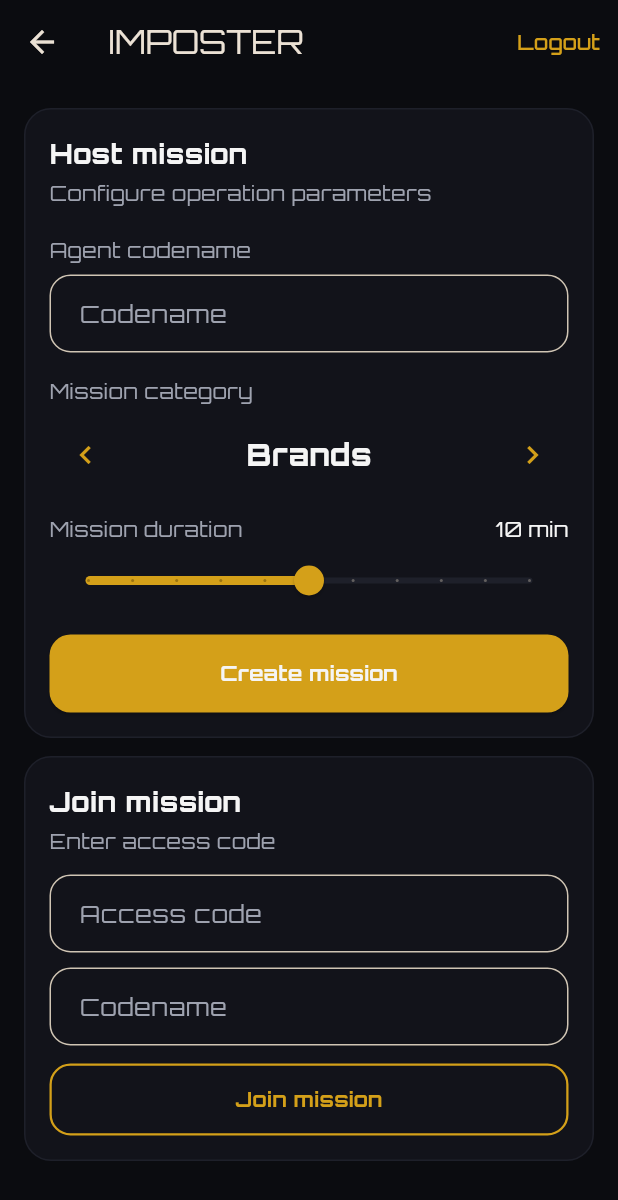
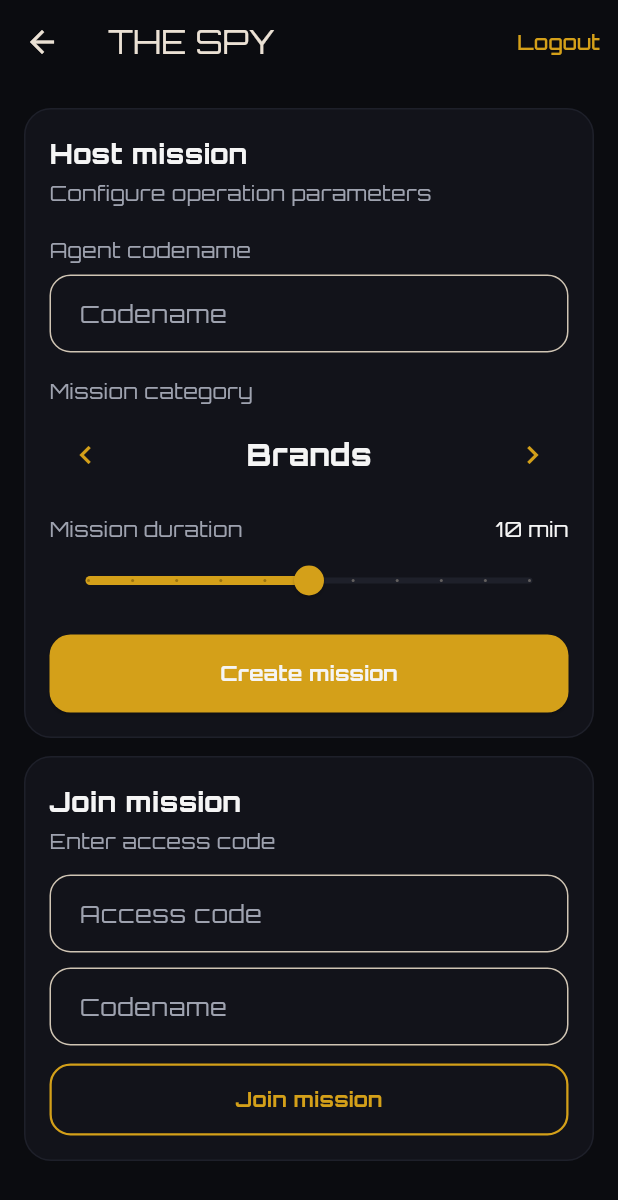
Before and after one commit to SlickEdgeMedia/codename-defector, a Flutter app: the MissionSetupScreen screen opened directly, after a tap on the "chevron left" icon, on a phone screen of 412 x 824 dp. Shown: the top 1200 px of the screen. Run offline on Flutter 3.47's test engine with Material 3 defaults, Android fonts, the phone set to English and light mode, and no system bars; our stand-ins replace dio, flutter_dotenv, google_fonts, shared_preferences, socket_io_client; accounts and stored records are empty.

Commit message:
feat: UI improvements - rebrand to 'The Spy' and fix nickname duplication
UI Changes:
- Renamed game title from 'Imposter' to 'The Spy'
- Replaced all UI-visible 'IMPOSTER' text with 'SPY'
- Updated branding across all screens (login, setup, game, results)

Nickname Fix:
- Pre-fill nickname fields from guest login or user account
- Eliminates duplicate nickname entry when creating/joining rooms
- Uses state.user?.name or state.guestNickname as default

Note: Code/database names remain unchanged (imposter, imposter_participant_id, etc.)

🤖 Generated with [Claude Code](https://claude.com/claude-code)

Co-Authored-By: Claude Sonnet 4.5 <noreply@anthropic.com>

```diff
--- a/mobile/lib/main.dart
+++ b/mobile/lib/main.dart
@@ -55,7 +55,7 @@ class MyApp extends StatelessWidget {
     return ChangeNotifierProvider.value(
       value: appState,
       child: MaterialApp(
-        title: 'Imposter',
+        title: 'The Spy',
         theme: ThemeData(
           colorScheme: ColorScheme.fromSeed(
             seedColor: Palette.gold,
--- a/mobile/lib/screens/auth/mission_briefing_screen.dart
+++ b/mobile/lib/screens/auth/mission_briefing_screen.dart
@@ -54,7 +54,7 @@ class _MissionBriefingScreenState extends State<MissionBriefingScreen> {
                     const Text('TOP SECRET', style: TextStyle(color: Palette.gold, letterSpacing: 4)),
                     const SizedBox(height: 8),
                     Text(
-                      'IMPOSTER',
+                      'THE SPY',
                       style: Theme.of(context).textTheme.headlineMedium?.copyWith(
                             fontWeight: FontWeight.w800,
                             letterSpacing: 4,
--- a/mobile/lib/screens/round/phases/results_phase.dart
+++ b/mobile/lib/screens/round/phases/results_phase.dart
@@ -40,7 +40,7 @@ class ResultsPhase extends StatelessWidget {
                 ),
                 const SizedBox(height: 8),
                 Text(
-                  imposterWon ? 'IMPOSTER WINS' : 'CIVILIANS WIN',
+                  imposterWon ? 'SPY WINS' : 'CIVILIANS WIN',
                   style: TextStyle(
                     color: imposterWon ? Palette.danger : Palette.success,
                     fontSize: 20,
@@ -79,7 +79,7 @@ class ResultsPhase extends StatelessWidget {
                       title: Text(s.nickname),
                       subtitle: Text(
                         s.participantId == results.imposterParticipantId
-                            ? 'Imposter'
+                            ? 'Spy'
                             : 'Civilian',
                         style: const TextStyle(color: Palette.muted),
                       ),
--- a/mobile/lib/screens/round/phases/role_phase.dart
+++ b/mobile/lib/screens/round/phases/role_phase.dart
@@ -40,7 +40,7 @@ class RoleStrip extends StatelessWidget {
                 ),
                 const SizedBox(height: 2),
                 Text(
-                  isImposter ? 'IMPOSTER' : 'CIVILIAN',
+                  isImposter ? 'SPY' : 'CIVILIAN',
                   style: Theme.of(context).textTheme.titleMedium?.copyWith(
                         fontWeight: FontWeight.w800,
                         color: accent,
@@ -87,7 +87,7 @@ class RolePhase extends StatelessWidget {
         crossAxisAlignment: CrossAxisAlignment.start,
         children: [
           Text(
-            isImposter ? 'IMPOSTER' : 'CIVILIAN',
+            isImposter ? 'SPY' : 'CIVILIAN',
             style: Theme.of(context).textTheme.headlineSmall?.copyWith(
                   color: isImposter ? Palette.danger : Palette.gold,
                   fontWeight: FontWeight.w800,
--- a/mobile/lib/screens/round/phases/voting_phase.dart
+++ b/mobile/lib/screens/round/phases/voting_phase.dart
@@ -43,7 +43,7 @@ class _VotingPhaseState extends State<VotingPhase> {
         crossAxisAlignment: CrossAxisAlignment.start,
         children: [
           if (isImposter) ...[
-            SectionHeader(label: 'Imposter options'),
+            SectionHeader(label: 'Spy options'),
             const SizedBox(height: 8),
             const Text(
               'Select the word to win',
@@ -81,7 +81,7 @@ class _VotingPhaseState extends State<VotingPhase> {
                     },
             ),
           ] else ...[
-            SectionHeader(label: 'Identify imposter'),
+            SectionHeader(label: 'Identify the spy'),
             const SizedBox(height: 8),
           ],
           if (!isImposter) ...[
--- a/mobile/lib/screens/setup/mission_setup_screen.dart
+++ b/mobile/lib/screens/setup/mission_setup_screen.dart
@@ -25,6 +25,20 @@ class _MissionSetupScreenState extends State<MissionSetupScreen> {
   double _durationMinutes = 10;
   int _categoryIndex = 0;
 
+  @override
+  void didChangeDependencies() {
+    super.didChangeDependencies();
+    final state = context.watch<AppState>();
+    // Pre-fill nickname from user or guest login
+    final defaultNickname = state.user?.name ?? state.guestNickname ?? '';
+    if (_hostCodename.text.isEmpty && defaultNickname.isNotEmpty) {
+      _hostCodename.text = defaultNickname;
+    }
+    if (_joinCodename.text.isEmpty && defaultNickname.isNotEmpty) {
+      _joinCodename.text = defaultNickname;
+    }
+  }
+
   List<Map<String, String>> get categories => const [
         {'slug': 'countries', 'label': 'Countries'},
         {'slug': 'animals', 'label': 'Animals'},
@@ -41,7 +55,7 @@ class _MissionSetupScreenState extends State<MissionSetupScreen> {
       appBar: AppBar(
         backgroundColor: Palette.bg,
         elevation: 0,
-        title: const Text('IMPOSTER'),
+        title: const Text('THE SPY'),
         actions: [
           TextButton(
             onPressed: () => state.logout(),
```
